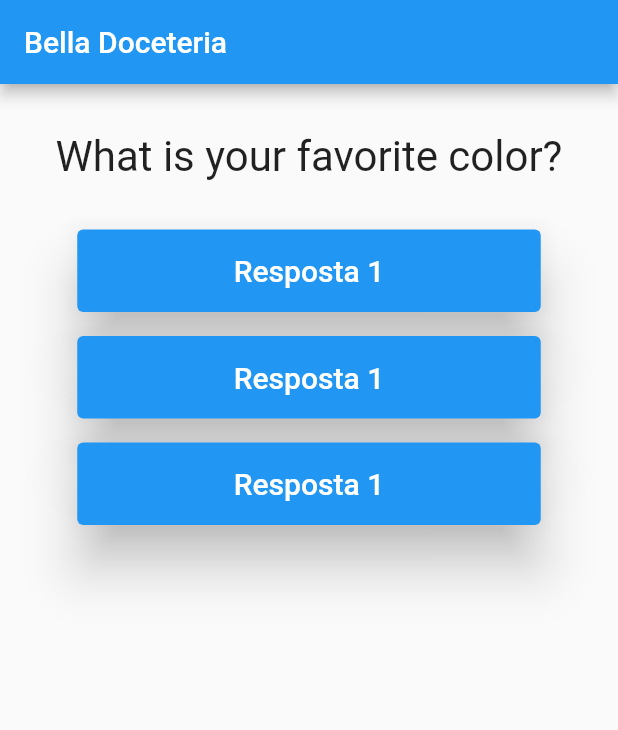
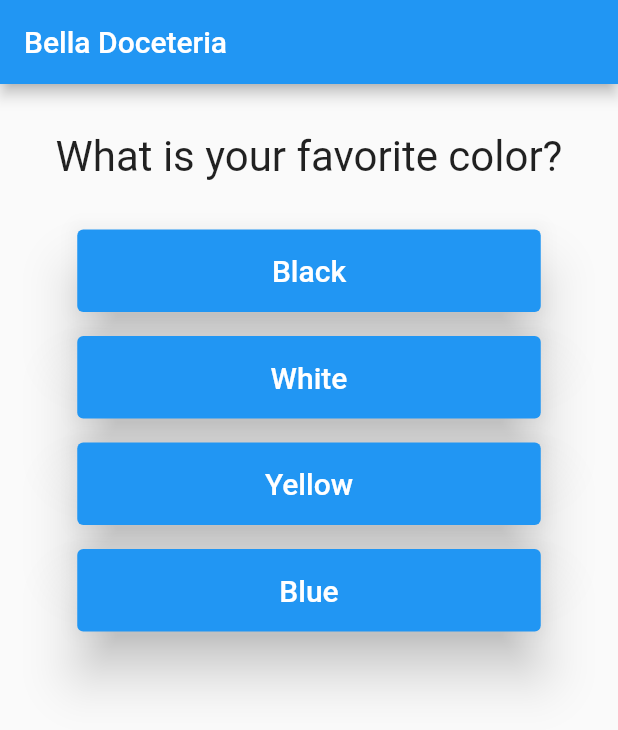
Before and after one commit to DeyvisonSLS/quiz-app, a Flutter app: the screen it shows after launch, on a phone screen of 412 x 824 dp. Shown: the top 730 px of the screen. Run offline on Flutter 3.47's test engine with Material 2 defaults, Android fonts, the phone set to English and light mode, and no system bars.

Commit message:
Using Map instead For loop, and Spread operator for populating buttons.

```diff
--- a/lib/main.dart
+++ b/lib/main.dart
@@ -1,5 +1,3 @@
-// ignore_for_file: prefer_const_constructors, prefer_const_literals_to_create_immutables, avoid_print
-
 import 'package:flutter/material.dart';
 import './question.dart';
 import './answer_button.dart';
@@ -18,34 +16,42 @@ class QuizApp extends StatefulWidget {
 class _QuizAppState extends State<QuizApp> {
   var _questionSelected = 0;
 
+  @override
+  Widget build(BuildContext context) {
     final List<Map<String, Object>> quizQuestions = [
       {
         'text': 'What is your favorite color?',
-      'respostas': ['Black', 'White', 'Yellow', 'Blue']
+        'answers': ['Black', 'White', 'Yellow', 'Blue']
       },
       {
         'text': 'Where were you born?',
-      'respostas': ['Santa Cruz', 'São Paulo', 'Natal', 'Mossoró']
+        'answers': ['Santa Cruz', 'São Paulo', 'Natal', 'Mossoró']
       },
       {
         'text': 'What do you prefer?',
-      'respostas': ['Carro', 'Moto', 'Bicicleta', 'Ônibus']
+        'answers': ['Car', 'Motorcycle', 'Bicycle', 'Bus']
       }
     ];
 
-  @override
-  Widget build(BuildContext context) {
+    List<String> answersTextList =
+        quizQuestions[_questionSelected].cast()['answers'];
+
+    List<Widget> answersButtonList =
+        answersTextList.map((e) => AnswerButton(e, _answer)).toList();
+
+    // for (var answerText in answersList) {
+    //   widgets.add(AnswerButton(answerText, _answer));
+    // }
+
     return MaterialApp(
       home: Scaffold(
         appBar: AppBar(
-          title: Text('Bella Doceteria'),
+          title: const Text('Bella Doceteria'),
         ),
         body: Column(
           children: [
             Question(quizQuestions[_questionSelected]['text'].toString()),
-            AnswerButton('Resposta 1', _answer),
-            AnswerButton('Resposta 1', _answer),
-            AnswerButton('Resposta 1', _answer),
+            ...answersButtonList
           ],
         ),
       ),
```
Lines whose indentation alone changed are shown as unchanged.
